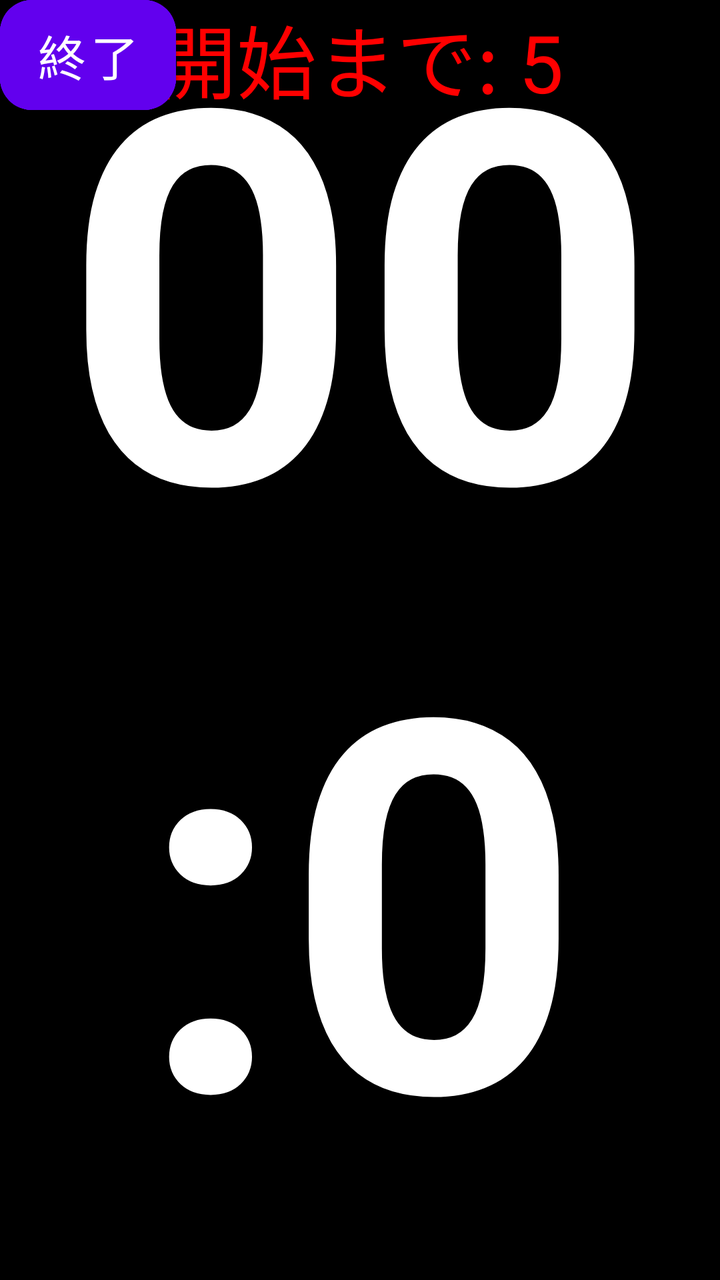
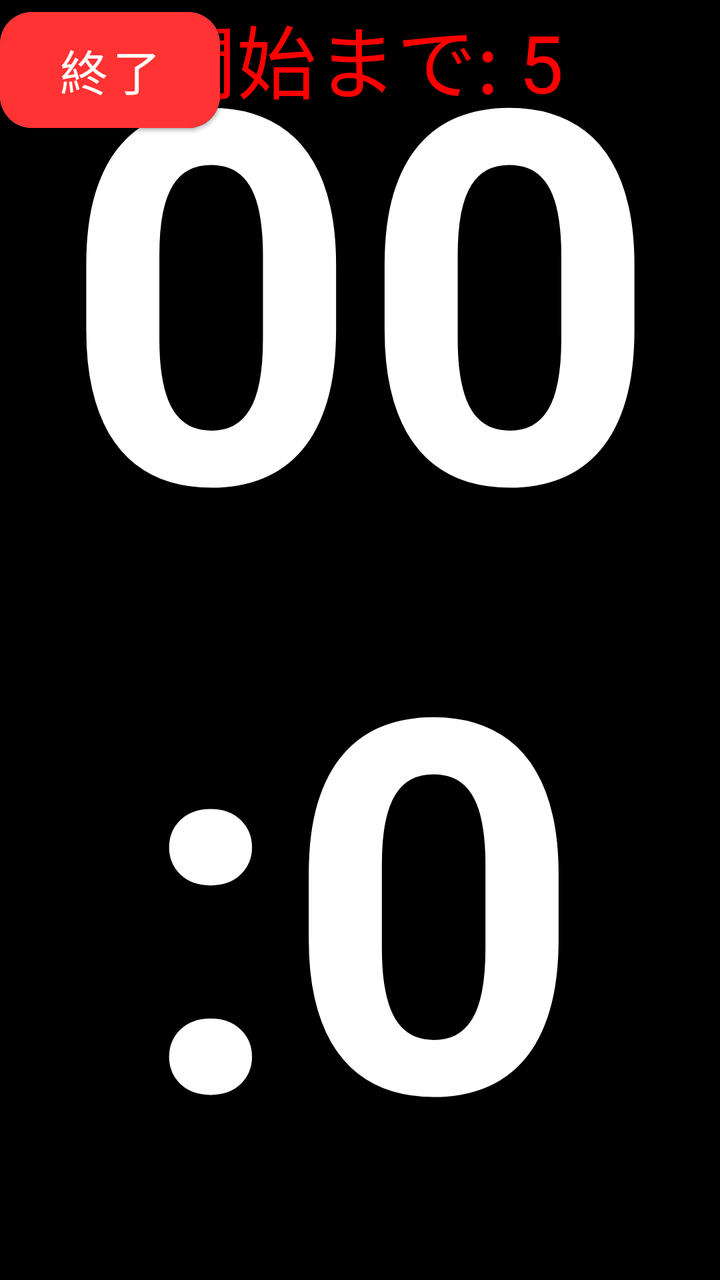

Before-and-after screenshots of an Android layout around one commit, followed by the original layout XML and the change that was made.
<!-- AndroidManifest.xml: application theme Theme.MaterialComponents.DayNight.NoActionBar -->
<!-- res/layout/activity_main.xml -->
<?xml version="1.1" encoding="utf-8"?>

<RelativeLayout xmlns:android="http://schemas.android.com/apk/res/android"
    android:layout_width="match_parent"
    android:layout_height="match_parent"
    android:background="#000000">

    
    
    
    <Button
        android:id="@+id/startBtn"
        android:layout_width="wrap_content"
        android:layout_height="wrap_content"
        android:text="開始"
        android:textSize="24sp"
        android:textColor="#FFFFFF"
        android:background="@drawable/btn_bg_start" />

    
    
    
    <TextView
        android:id="@+id/countdownText"
        android:layout_width="wrap_content"
        android:layout_height="wrap_content"
        android:text="開始まで: 5"
        android:textSize="40sp"
        android:textColor="#FF0000"
        android:layout_centerHorizontal="true" />

    
    
    
    <TextView
        android:id="@+id/timerText"
        android:layout_width="match_parent"
        android:layout_height="match_parent"
        android:text="00:00"
        android:textSize="260sp"
        android:textColor="#FFFFFF"
        android:textStyle="bold"
        android:gravity="center"
        android:includeFontPadding="false"/>

    
    
    
    <Button
        android:id="@+id/settingsBtn"
        android:layout_width="wrap_content"
        android:layout_height="wrap_content"
        android:text="設定"
        android:textSize="24sp"
        android:textColor="#FFFFFF"
        android:background="@drawable/btn_bg" />

    
    
    
    <Button
        android:id="@+id/specBtn"
        android:layout_width="wrap_content"
        android:layout_height="wrap_content"
        android:text="仕様"
        android:textSize="24sp"
        android:textColor="#FFFFFF"
        android:background="@drawable/btn_bg" />

    
    
    
    <Button
        android:id="@+id/stopBtn"
        android:layout_width="wrap_content"
        android:layout_height="wrap_content"
        android:text="終了"
        android:textSize="24sp"
        android:textColor="#FFFFFF"
        android:background="@drawable/btn_bg_stop" />

</RelativeLayout>
<!-- resources referenced by this layout -->
<resources>
  <!-- drawable btn_bg (drawable) -->
  <?xml version="1.0" encoding="utf-8"?>
  
  <shape xmlns:android="http://schemas.android.com/apk/res/android"
      android:shape="rectangle">
  
      <solid android:color="#444444"/>
  
      <corners android:radius="16dp"/>
  
      
      
      
      <padding
          android:left="12dp"
          android:top="2dp"
          android:right="12dp"
          android:bottom="2dp"/>
  </shape>
  <!-- drawable btn_bg_start (drawable) -->
  <?xml version="1.0" encoding="utf-8"?>
  
  <shape xmlns:android="http://schemas.android.com/apk/res/android"
      android:shape="rectangle">
  
      <solid android:color="#0066FF"/>
  
      <corners android:radius="16dp"/>
  
      
      
      
      <padding
          android:left="12dp"
          android:top="2dp"
          android:right="12dp"
          android:bottom="2dp"/>
  </shape>
  <!-- drawable btn_bg_stop (drawable) -->
  <?xml version="1.0" encoding="utf-8"?>
  
  <shape xmlns:android="http://schemas.android.com/apk/res/android"
      android:shape="rectangle">
  
      <solid android:color="#FF3333"/>
  
      <corners android:radius="16dp"/>
  
      
      
      
      <padding
          android:left="12dp"
          android:top="2dp"
          android:right="12dp"
          android:bottom="2dp"/>
  </shape>
</resources>

<!-- the commit's change to res/layout/activity_main.xml (unified diff, before → after) -->
@@ -1,6 +1,7 @@
 <?xml version="1.1" encoding="utf-8"?>
 
 <RelativeLayout xmlns:android="http://schemas.android.com/apk/res/android"
+    xmlns:app="http://schemas.android.com/apk/res-auto"
     android:layout_width="match_parent"
     android:layout_height="match_parent"
     android:background="#000000">
@@ -8,14 +9,15 @@
     
     
     
-    <Button
+    <com.google.android.material.button.MaterialButton
         android:id="@+id/startBtn"
-        android:layout_width="wrap_content"
-        android:layout_height="wrap_content"
+        android:layout_width="110dp"
+        android:layout_height="70dp"
         android:text="開始"
         android:textSize="24sp"
         android:textColor="#FFFFFF"
-        android:background="@drawable/btn_bg_start" />
+        app:backgroundTint="#0066FF"
+        app:cornerRadius="16dp" />
 
     
     
@@ -41,42 +43,46 @@
         android:textColor="#FFFFFF"
         android:textStyle="bold"
         android:gravity="center"
-        android:includeFontPadding="false"/>
+        android:includeFontPadding="false" />
 
     
     
     
-    <Button
+    <com.google.android.material.button.MaterialButton
         android:id="@+id/settingsBtn"
-        android:layout_width="wrap_content"
-        android:layout_height="wrap_content"
+        android:layout_width="110dp"
+        android:layout_height="70dp"
         android:text="設定"
         android:textSize="24sp"
         android:textColor="#FFFFFF"
-        android:background="@drawable/btn_bg" />
+        android:singleLine="true"
+        app:backgroundTint="#444444"
+        app:cornerRadius="16dp" />
 
     
     
     
-    <Button
+    <com.google.android.material.button.MaterialButton
         android:id="@+id/specBtn"
-        android:layout_width="wrap_content"
-        android:layout_height="wrap_content"
+        android:layout_width="110dp"
+        android:layout_height="70dp"
         android:text="仕様"
         android:textSize="24sp"
         android:textColor="#FFFFFF"
-        android:background="@drawable/btn_bg" />
+        app:backgroundTint="#444444"
+        app:cornerRadius="16dp" />
 
     
     
     
-    <Button
+    <com.google.android.material.button.MaterialButton
         android:id="@+id/stopBtn"
-        android:layout_width="wrap_content"
-        android:layout_height="wrap_content"
+        android:layout_width="110dp"
+        android:layout_height="70dp"
         android:text="終了"
         android:textSize="24sp"
         android:textColor="#FFFFFF"
-        android:background="@drawable/btn_bg_stop" />
+        app:backgroundTint="#FF3333"
+        app:cornerRadius="16dp" />
 
 </RelativeLayout>
<!-- resource entries referenced after the edit -->
@@ -1,61 +1,5 @@
 <!-- resources referenced by this layout -->
 <resources>
-  <!-- drawable btn_bg (drawable) -->
-  <?xml version="1.0" encoding="utf-8"?>
-  
-  <shape xmlns:android="http://schemas.android.com/apk/res/android"
-      android:shape="rectangle">
-  
-      <solid android:color="#444444"/>
-  
-      <corners android:radius="16dp"/>
-  
-      
-      
-      
-      <padding
-          android:left="12dp"
-          android:top="2dp"
-          android:right="12dp"
-          android:bottom="2dp"/>
-  </shape>
-  <!-- drawable btn_bg_start (drawable) -->
-  <?xml version="1.0" encoding="utf-8"?>
-  
-  <shape xmlns:android="http://schemas.android.com/apk/res/android"
-      android:shape="rectangle">
-  
-      <solid android:color="#0066FF"/>
-  
-      <corners android:radius="16dp"/>
-  
-      
-      
-      
-      <padding
-          android:left="12dp"
-          android:top="2dp"
-          android:right="12dp"
-          android:bottom="2dp"/>
-  </shape>
-  <!-- drawable btn_bg_stop (drawable) -->
-  <?xml version="1.0" encoding="utf-8"?>
-  
-  <shape xmlns:android="http://schemas.android.com/apk/res/android"
-      android:shape="rectangle">
-  
-      <solid android:color="#FF3333"/>
-  
-      <corners android:radius="16dp"/>
-  
-      
-      
-      
-      <padding
-          android:left="12dp"
-          android:top="2dp"
-          android:right="12dp"
-          android:bottom="2dp"/>
-  </shape>
+
 </resources>
 
